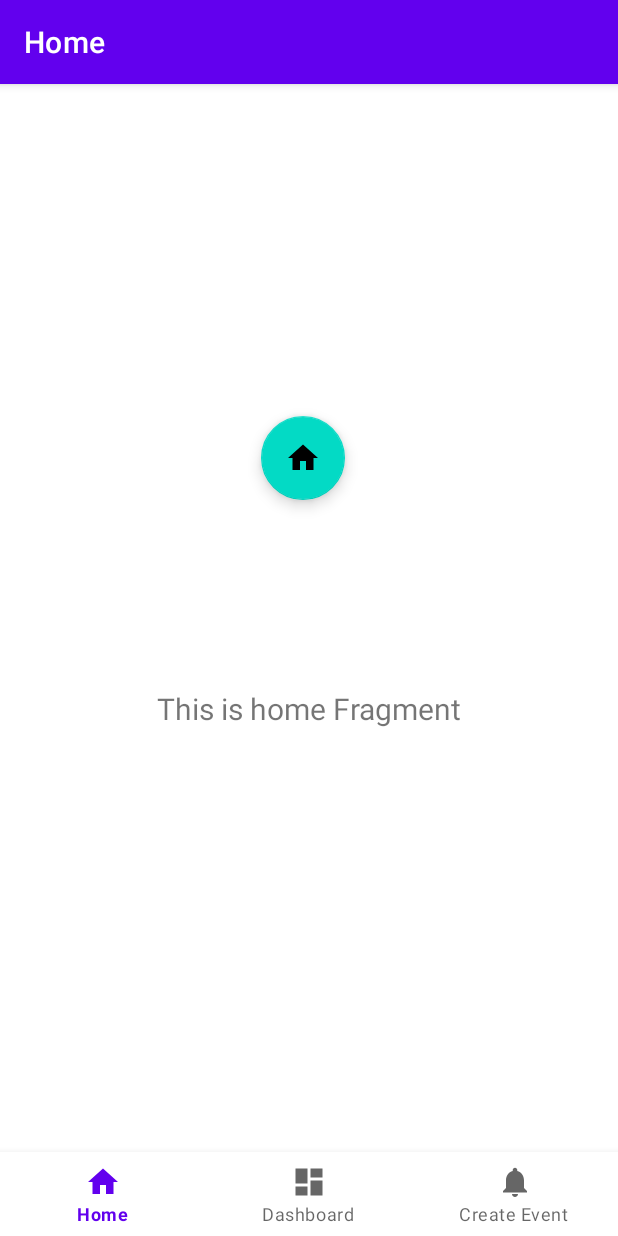
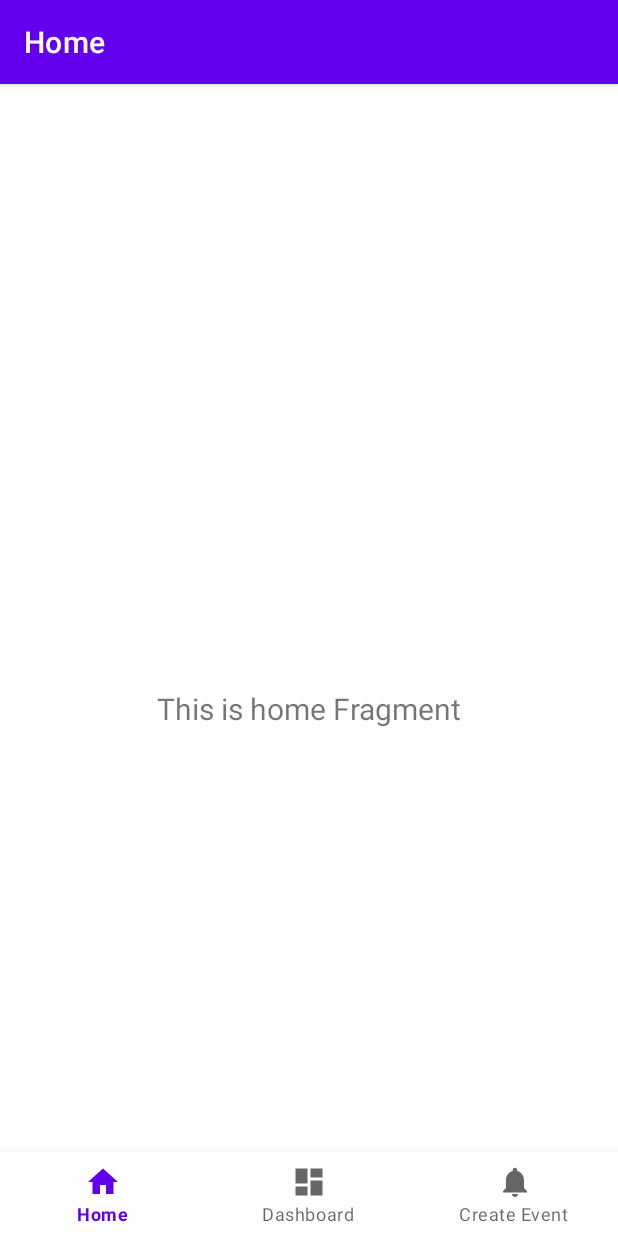
Before and after one commit to LucienLuc/kiwi, an Android app: the screen it shows after launch (MainActivity), on a phone screen of 412 x 824 dp. Run offline under Robolectric (Android 15) with nearby library versions, the phone set to English and light mode, and no system bars; our stand-ins replace Firebase (no records; nobody signed in at launch, a user with empty details on screens opened directly), navigation-ui.

```diff
--- a/app/src/main/java/edu/ucsb/cs/cs184/group2/kiwi/MainActivity.kt
+++ b/app/src/main/java/edu/ucsb/cs/cs184/group2/kiwi/MainActivity.kt
@@ -39,32 +39,5 @@ class MainActivity : AppCompatActivity() {
         setupActionBarWithNavController(navController, appBarConfiguration)
         navView.setupWithNavController(navController)
 
-        val fab: FloatingActionButton = findViewById(R.id.floatingActionButton)
-        fab.setOnClickListener{
-            testFirebase()
-        }
-
-        val database = Firebase.database
-        val myRef = database.getReference("message")
-
-        myRef.addValueEventListener(object : ValueEventListener {
-            override fun onDataChange(dataSnapshot: DataSnapshot) {
-                // This method is called once with the initial value and again
-                // whenever data at this location is updated.
-                val value = dataSnapshot.getValue()
-                Log.d("Test", "Value is: $value")
-            }
-
-            override fun onCancelled(error: DatabaseError) {
-                // Failed to read value
-                Log.w("Test", "Failed to read value.", error.toException())
-            }
-        })
-    }
-    private fun testFirebase() {
-        val database = Firebase.database
-        val myRef = database.getReference("message")
-
-        myRef.setValue("Hello, World!")
     }
 }
--- a/app/src/main/res/layout/activity_main.xml
+++ b/app/src/main/res/layout/activity_main.xml
@@ -31,15 +31,4 @@
         app:layout_constraintTop_toTopOf="parent"
         app:navGraph="@navigation/mobile_navigation" />
 
-    <com.google.android.material.floatingactionbutton.FloatingActionButton
-        android:id="@+id/floatingActionButton"
-        android:layout_width="wrap_content"
-        android:layout_height="wrap_content"
-        android:layout_marginStart="174dp"
-        android:layout_marginTop="165dp"
-        android:clickable="true"
-        app:layout_constraintStart_toStartOf="parent"
-        app:layout_constraintTop_toTopOf="parent"
-        app:srcCompat="@drawable/ic_home_black_24dp" />
-
 </androidx.constraintlayout.widget.ConstraintLayout>
```
Also changed, not shown: app/src/main/java/edu/ucsb/cs/cs184/group2/kiwi/ui/eventCreation/EventCreationFragment.kt (+44 -0 lines), 1 other file.
